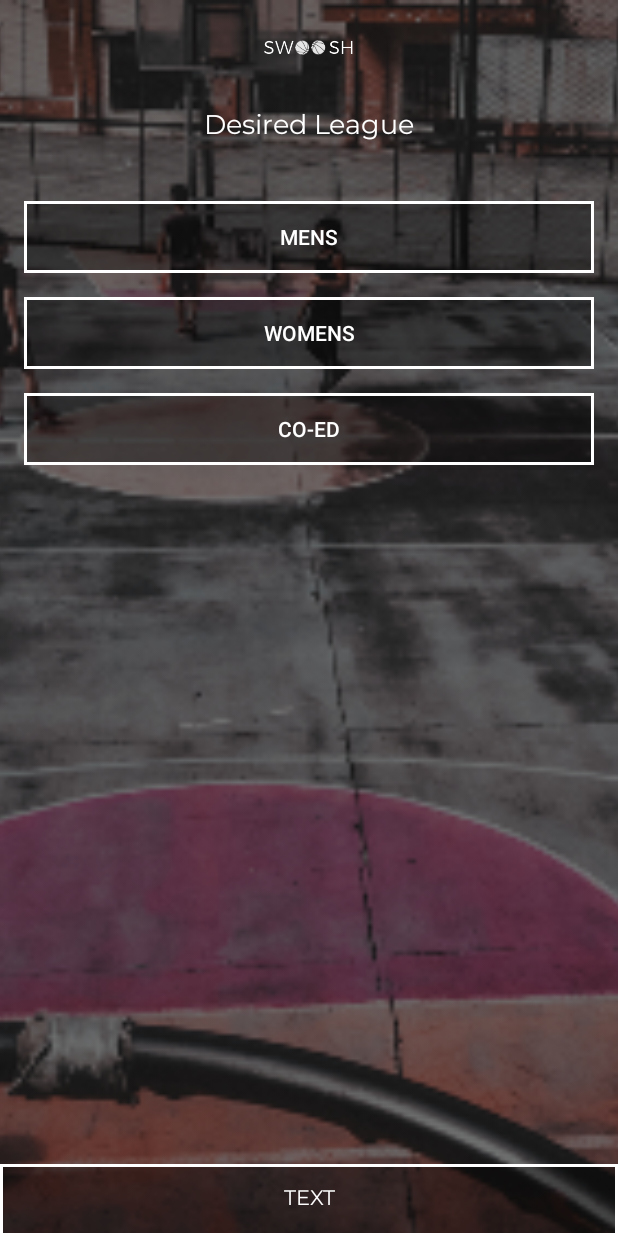
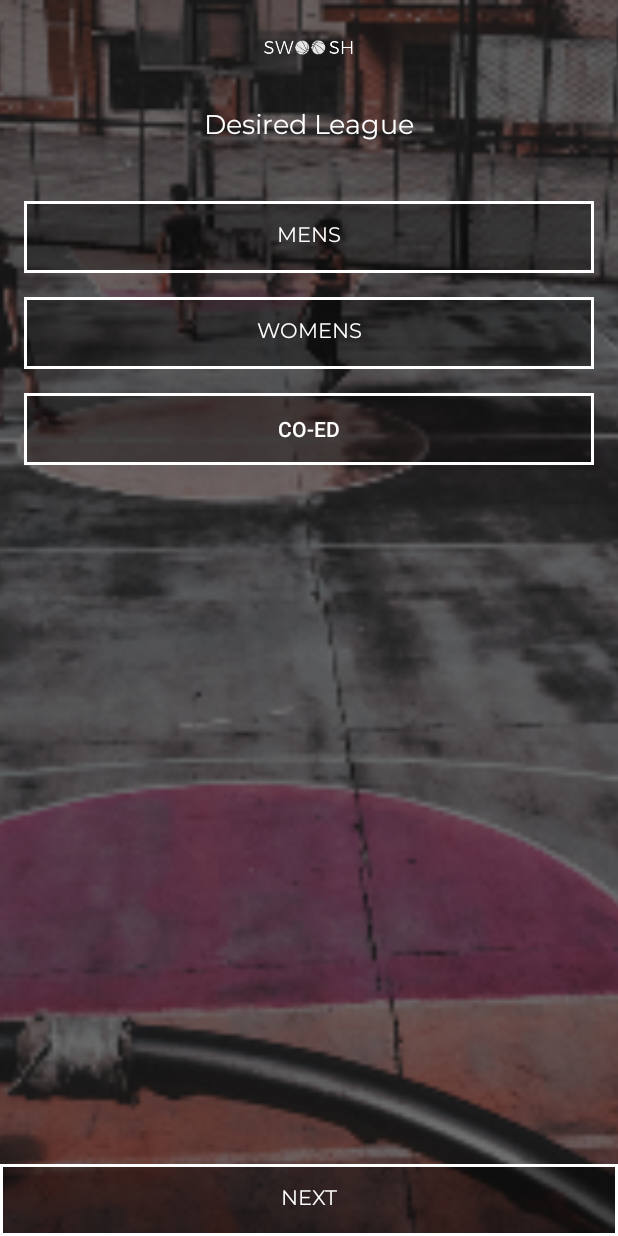
Before and after one commit to iOSMobileBrian/SwooshClone, an Android app: the LeagueActivity screen opened directly, with no data from a screen before it, on a phone screen of 412 x 824 dp. Run offline under Robolectric (Android 15) with nearby library versions, the phone set to English and light mode, and no system bars.

Commit message:
Lesson 3- Intent added  duplicate strings removed

```diff
--- a/app/src/main/java/com/swoosh/brian/swooshclone/MainActivity.kt
+++ b/app/src/main/java/com/swoosh/brian/swooshclone/MainActivity.kt
@@ -1,12 +1,20 @@
 package com.swoosh.brian.swooshclone
 
+import android.content.Intent
 import android.support.v7.app.AppCompatActivity
 import android.os.Bundle
+import kotlinx.android.synthetic.main.activity_main.*
 
 class MainActivity : AppCompatActivity() {
 
     override fun onCreate(savedInstanceState: Bundle?) {
         super.onCreate(savedInstanceState)
         setContentView(R.layout.activity_main)
+
+       getStartedBtn.setOnClickListener {
+
+           val leagueIntent = Intent(this, LeagueActivity::class.java)
+           startActivity(leagueIntent)
+       }
     }
 }
--- a/app/src/main/res/layout/activity_league.xml
+++ b/app/src/main/res/layout/activity_league.xml
@@ -13,7 +13,8 @@
             android:id="@+id/imageView3"
             app:layout_constraintTop_toTopOf="parent" app:layout_constraintStart_toStartOf="parent"
             app:layout_constraintEnd_toEndOf="parent"
-            app:layout_constraintBottom_toBottomOf="parent" android:scaleType="centerCrop"/>
+            app:layout_constraintBottom_toBottomOf="parent" android:scaleType="centerCrop"
+            android:contentDescription="@string/desired_league"/>
 
     <ImageView
             android:layout_width="wrap_content"
@@ -21,9 +22,9 @@
             android:id="@+id/imageView2" android:layout_marginTop="24dp"
             app:layout_constraintTop_toTopOf="parent" app:layout_constraintStart_toStartOf="parent"
             android:layout_marginStart="8dp" app:layout_constraintEnd_toEndOf="parent" android:layout_marginEnd="8dp"
-            android:scaleType="fitCenter"/>
+            android:scaleType="fitCenter" android:contentDescription="@string/todo"/>
     <TextView
-            android:text="Desired League"
+            android:text="@string/desired_league"
             android:layout_width="wrap_content"
             android:layout_height="0dp"
             android:id="@+id/textView4" android:fontFamily="@font/montserrat"
@@ -41,27 +42,26 @@
             android:layout_marginStart="16dp" android:layout_marginTop="36dp"
             app:layout_constraintTop_toBottomOf="@+id/textView4">
         <ToggleButton
-                android:text="Mens"
                 android:layout_width="match_parent"
                 android:layout_height="wrap_content" tools:layout_editor_absoluteY="167dp"
-                tools:layout_editor_absoluteX="175dp" android:id="@+id/toggleButton" android:textOff="Mens"
-                android:textOn="Mens" android:background="@drawable/swoosh_toogle" android:checked="false"
-                android:textColor="@android:color/white"/>
+                tools:layout_editor_absoluteX="175dp" android:id="@+id/toggleButton" android:textOff="@string/mens"
+                android:textOn="@string/mens" android:background="@drawable/swoosh_toogle" android:checked="false"
+                android:textColor="@android:color/white" android:fontFamily="@font/montserrat"
+                tools:text="@string/mens"/>
         <ToggleButton
-                android:text="Womens"
                 android:layout_width="match_parent"
                 android:layout_height="wrap_content" android:id="@+id/toggleButton2" android:layout_marginTop="16dp"
-                android:layout_marginBottom="16dp" android:textOff="Womens" android:textOn="Womens"
-                android:background="@drawable/swoosh_toogle" android:textColor="@android:color/white"/>
+                android:layout_marginBottom="16dp" android:textOff="@string/womens" android:textOn="@string/womens"
+                android:background="@drawable/swoosh_toogle" android:textColor="@android:color/white"
+                android:fontFamily="@font/montserrat" tools:text="@string/womens"/>
         <ToggleButton
-                android:text="Co-Ed"
                 android:layout_width="match_parent"
-                android:layout_height="wrap_content" android:id="@+id/toggleButton3" android:textOff="Co-Ed"
-                android:textOn="Co-Ed" android:background="@drawable/swoosh_toogle"
-                android:textColor="@android:color/white"/>
+                android:layout_height="wrap_content" android:id="@+id/toggleButton3" android:textOff="@string/co_ed"
+                android:textOn="@string/co_ed" android:background="@drawable/swoosh_toogle"
+                android:textColor="@android:color/white" tools:text="@string/co_ed" android:text="@string/co_ed"/>
     </LinearLayout>
     <Button
-            android:text="Text"
+            android:text="@string/next"
             android:layout_width="0dp"
             android:layout_height="wrap_content"
             android:id="@+id/button5" app:layout_constraintStart_toStartOf="parent"
--- a/app/src/main/res/layout/activity_main.xml
+++ b/app/src/main/res/layout/activity_main.xml
@@ -52,7 +52,8 @@
             android:text="Get Started"
             android:layout_width="0dp"
             android:layout_height="wrap_content"
-            android:id="@+id/button" app:layout_constraintStart_toStartOf="parent" android:layout_marginStart="8dp"
+            android:id="@+id/getStartedBtn" app:layout_constraintStart_toStartOf="parent"
+            android:layout_marginStart="8dp"
             app:layout_constraintEnd_toEndOf="parent" android:layout_marginEnd="8dp"
             app:layout_constraintBottom_toBottomOf="@+id/imageView" android:fontFamily="@font/montserrat"
             android:textSize="18sp" android:background="@drawable/swoosh_button"
--- a/app/src/main/res/values/strings.xml
+++ b/app/src/main/res/values/strings.xml
@@ -1,3 +1,10 @@
 <resources>
     <string name="app_name">SwooshClone</string>
+    <string name="desired_league">Desired League</string>
+    <string name="mens">Mens</string>
+    <string name="womens">Womens</string>
+    <string name="co_ed">Co-Ed</string>
+    <string name="text">Text</string>
+    <string name="todo">TODO</string>
+    <string name="next">Next</string>
 </resources>
```
